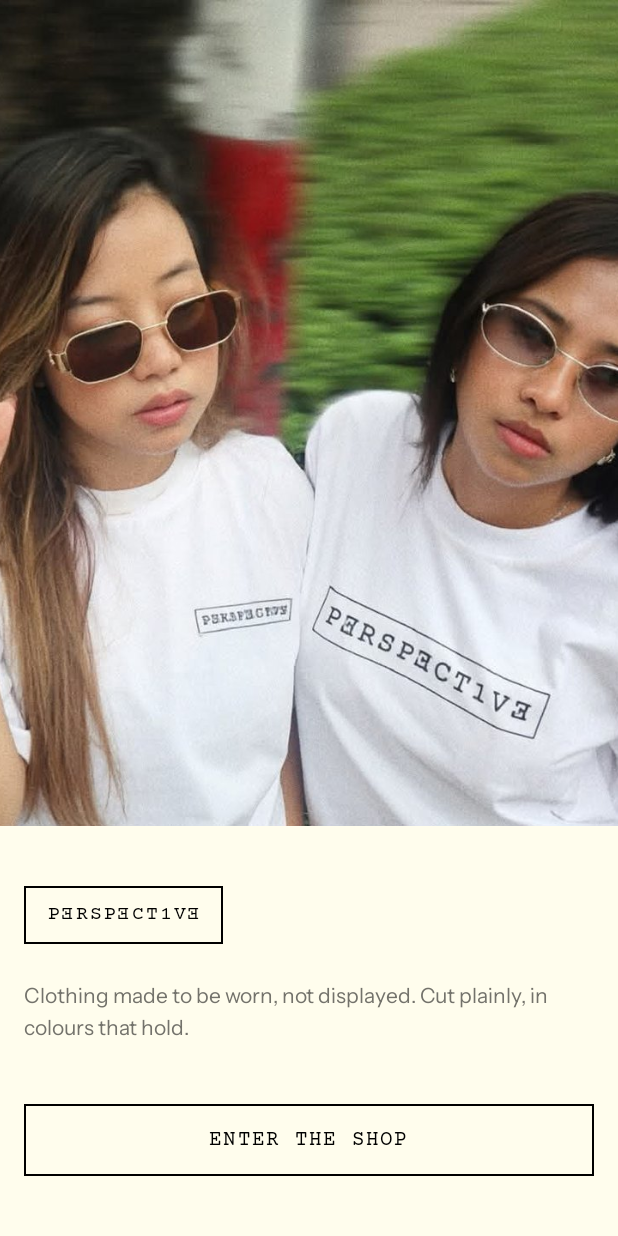
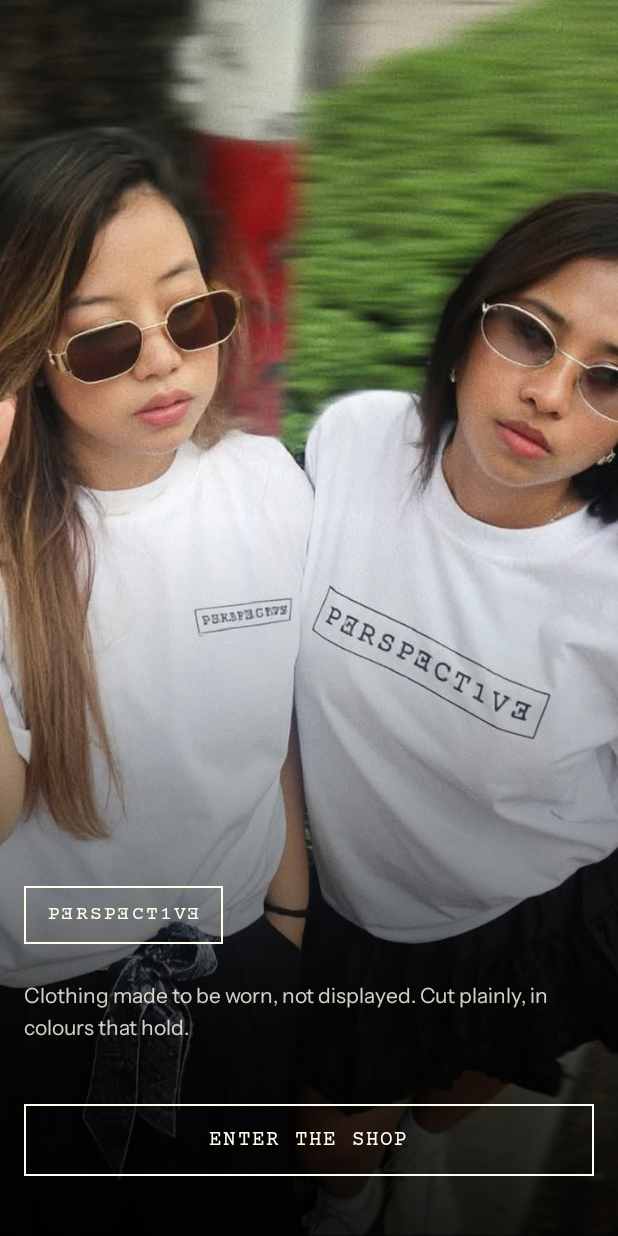
Before and after one commit to Yowkylito/perspective, an Android app built with Jetpack Compose: the screen it shows after launch (MainActivity), on a phone screen of 412 x 824 dp. Run offline under Robolectric (Android 15) with nearby library versions, the phone set to English and light mode, and no system bars.

Commit message:
Let the onboarding photograph run full bleed behind a graded scrim
The first version put the wordmark, the line of copy and the control on a
solid sheet of ground pinned to the bottom of the screen. That cuts the
picture in half and turns the lower third into a panel, which is the layout of
a form rather than of a storefront -- and it meant the photograph was never
actually full screen.

Now the image runs edge to edge and the block sits on it, over a gradient that
is transparent where it starts. Three stops rather than two: a single
transparent-to-black ramp still leaves a faint band at its top edge, so most
of the darkening is carried into the lower third, which keeps the start of the
scrim genuinely invisible and leaves the photograph readable further down the
frame.

Everything in the block is fixed Ivory, the wordmark and the control included.
This content sits on a photograph in both light and dark, so anything
theme-derived would be tracking a background that is not there -- the same
reason the pager counter and the campaign labels are fixed.

PerspectiveButton takes an ink colour for this. Its default is still
onBackground and every existing call site is unchanged; the parameter exists
for the one case where the button is not on a themed surface, where
onBackground would render black on a dark scrim in light mode. Disabled
styling derives from the same colour rather than the theme's outline, so a
button over photography stays legible when inactive instead of dropping to a
grey chosen for ivory.

Built clean; not run on a device.

Co-Authored-By: Claude Opus 5 <noreply@anthropic.com>

```diff
--- a/app/build.gradle.kts
+++ b/app/build.gradle.kts
@@ -12,8 +12,8 @@ android {
         applicationId = "com.perspective.app"
         minSdk = 26
         targetSdk = 36
-        versionCode = 6
-        versionName = "0.1.5"
+        versionCode = 7
+        versionName = "0.1.6"
         testInstrumentationRunner = "androidx.test.runner.AndroidJUnitRunner"
     }
 
--- a/app/src/main/java/com/perspective/app/ui/components/PerspectiveButton.kt
+++ b/app/src/main/java/com/perspective/app/ui/components/PerspectiveButton.kt
@@ -26,6 +26,11 @@ import com.perspective.app.ui.theme.Space
  *
  * Label is set uppercase by the caller's style, never by transforming the string,
  * so screen readers still announce ordinary words.
+ *
+ * [ink] exists for the one case where the button does not sit on a themed
+ * surface: over photography, where `onBackground` would track the theme and so
+ * track the wrong background — black on a dark scrim in light mode. Pass a
+ * fixed colour there, as the frame counter and the campaign labels do.
  */
 @Composable
 fun PerspectiveButton(
@@ -33,8 +38,8 @@ fun PerspectiveButton(
     onClick: () -> Unit,
     modifier: Modifier = Modifier,
     enabled: Boolean = true,
+    ink: Color = MaterialTheme.colorScheme.onBackground,
 ) {
-    val ink = MaterialTheme.colorScheme.onBackground
     OutlinedButton(
         onClick = onClick,
         enabled = enabled,
@@ -44,12 +49,12 @@ fun PerspectiveButton(
         // inactive has to stay legible, or it reads as a rendering fault.
         border = BorderStroke(
             Space.Hairline,
-            if (enabled) ink else MaterialTheme.colorScheme.outline,
+            if (enabled) ink else ink.copy(alpha = 0.38f),
         ),
         colors = ButtonDefaults.outlinedButtonColors(
             containerColor = Color.Transparent,
             contentColor = ink,
-            disabledContentColor = MaterialTheme.colorScheme.onSurfaceVariant,
+            disabledContentColor = ink.copy(alpha = 0.38f),
         ),
         modifier = modifier
             .fillMaxWidth()
--- a/app/src/main/java/com/perspective/app/ui/onboarding/OnboardingScreen.kt
+++ b/app/src/main/java/com/perspective/app/ui/onboarding/OnboardingScreen.kt
@@ -6,6 +6,7 @@ import androidx.compose.foundation.background
 import androidx.compose.foundation.layout.Box
 import androidx.compose.foundation.layout.Column
 import androidx.compose.foundation.layout.Spacer
+import androidx.compose.foundation.layout.fillMaxHeight
 import androidx.compose.foundation.layout.fillMaxSize
 import androidx.compose.foundation.layout.fillMaxWidth
 import androidx.compose.foundation.layout.height
@@ -21,11 +22,15 @@ import androidx.compose.runtime.remember
 import androidx.compose.runtime.setValue
 import androidx.compose.ui.Alignment
 import androidx.compose.ui.Modifier
+import androidx.compose.ui.graphics.Brush
+import androidx.compose.ui.graphics.Color
 import androidx.compose.ui.layout.ContentScale
 import coil.compose.AsyncImage
 import com.perspective.app.data.MockImages
 import com.perspective.app.ui.brand.Wordmark
 import com.perspective.app.ui.components.PerspectiveButton
+import com.perspective.app.ui.theme.Ink
+import com.perspective.app.ui.theme.Ivory
 import com.perspective.app.ui.theme.Motion
 import com.perspective.app.ui.theme.Space
 import androidx.compose.ui.unit.dp
@@ -40,6 +45,17 @@ import kotlinx.coroutines.delay
  * dissolve is the luxurious register, and this brand is the other one.
  */
 private const val HoldMs = 3200L
+
+/**
+ * Where the scrim starts, as a fraction of screen height.
+ *
+ * It covers the lower 58% and is transparent at its top edge, so there is no
+ * line anywhere on the screen where the photograph stops. A solid block would
+ * be simpler and is what the first version did, but it cuts the picture in half
+ * and turns the bottom of the screen into a panel — which is the layout of a
+ * form, not of a storefront.
+ */
+private const val ScrimHeight = 0.58f
 
 /**
  * The first screen: the brand, and a way in.
@@ -91,26 +107,52 @@ fun OnboardingScreen(
             )
         }
 
+        // Three stops, not two. A single transparent-to-black ramp still shows a
+        // faint band where it begins; carrying most of the darkening into the
+        // lower third keeps the top of the scrim genuinely invisible and leaves
+        // the photograph readable for longer down the frame.
+        Box(
+            modifier = Modifier
+                .align(Alignment.BottomStart)
+                .fillMaxWidth()
+                .fillMaxHeight(ScrimHeight)
+                .background(
+                    Brush.verticalGradient(
+                        0.00f to Color.Transparent,
+                        0.35f to Ink.copy(alpha = 0.28f),
+                        0.70f to Ink.copy(alpha = 0.66f),
+                        1.00f to Ink.copy(alpha = 0.88f),
+                    ),
+                ),
+        )
+
         Column(
             modifier = Modifier
                 .align(Alignment.BottomStart)
                 .fillMaxWidth()
-                .background(MaterialTheme.colorScheme.background)
                 .navigationBarsPadding()
-                .padding(horizontal = Space.Gutter, vertical = Space.Xl),
+                .padding(start = Space.Gutter, end = Space.Gutter, bottom = Space.Xl),
         ) {
-            Wordmark(style = MaterialTheme.typography.labelMedium, tracking = 2.dp)
+            // Fixed Ivory throughout: this block sits on a photograph in both
+            // modes, so anything theme-derived would be tracking a background
+            // that is not there.
+            Wordmark(
+                style = MaterialTheme.typography.labelMedium,
+                tracking = 2.dp,
+                color = Ivory,
+            )
             Spacer(Modifier.height(Space.Lg))
             Text(
                 text = "Clothing made to be worn, not displayed. " +
                     "Cut plainly, in colours that hold.",
                 style = MaterialTheme.typography.bodyMedium,
-                color = MaterialTheme.colorScheme.onSurfaceVariant,
+                color = Ivory.copy(alpha = 0.82f),
             )
             Spacer(Modifier.height(Space.Xl))
             PerspectiveButton(
                 label = "ENTER THE SHOP",
                 onClick = onEnter,
+                ink = Ivory,
                 modifier = Modifier.fillMaxWidth(),
             )
         }
```
